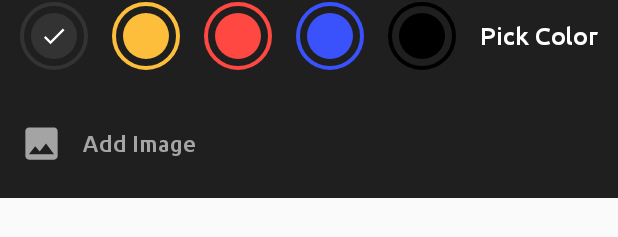
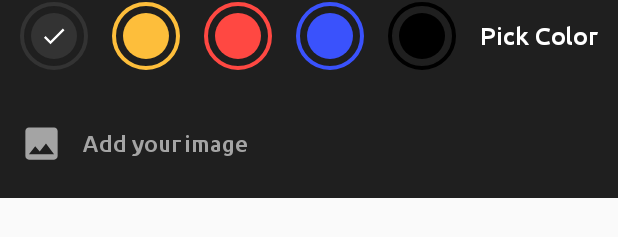
Before and after one commit to stefanluiken/ideaNotes, an Android app: the layout layout_miscellaneous.xml on its own in the app's theme, with its tools: preview values and no code run, on a phone screen of 412 x 824 dp. Shown: the part 96-333 px from the top of the screen. Run offline under Robolectric (Android 15) with nearby library versions, the phone set to English and light mode, and no system bars.

Commit message:
Fix for API 30 (images manifest).

```diff
--- a/app/src/main/res/layout/layout_miscellaneous.xml
+++ b/app/src/main/res/layout/layout_miscellaneous.xml
@@ -157,8 +157,7 @@
         android:layout_height="@dimen/_35sdp"
         android:layout_margin="@dimen/_10sdp"
         android:gravity="center_vertical"
-        android:orientation="horizontal"
-        tools:ignore="UseCompoundDrawables">
+        android:orientation="horizontal">
 
         <ImageView
             android:layout_width="@dimen/_22sdp"
@@ -173,7 +172,7 @@
             android:layout_marginStart="@dimen/_10sdp"
             android:fontFamily="@font/ubuntu_medium"
             android:includeFontPadding="false"
-            android:text="@string/add_image"
+            android:text="Add your image"
             android:textColor="@color/colorIcons"
             android:textSize="@dimen/_12ssp"/>
 
```
Also changed, not shown: app/src/main/AndroidManifest.xml (+7 -0 lines), app/src/main/java/com/example/ideanotes/activities/CreateNoteActivity.java (+53 -1 lines).
